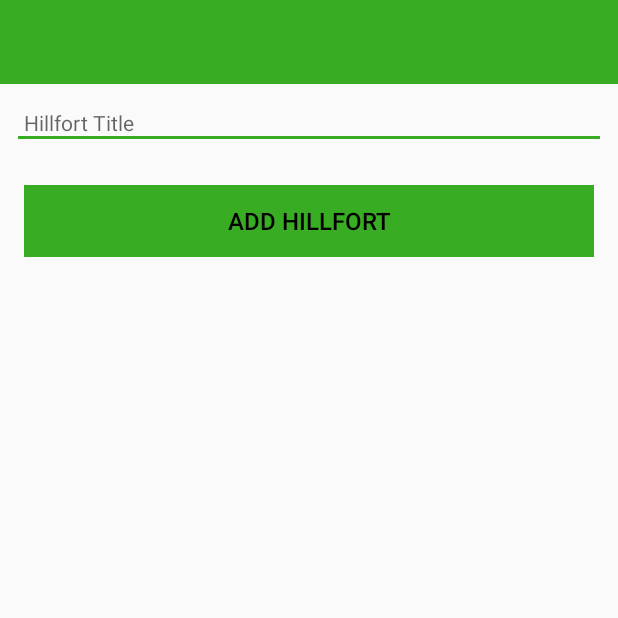
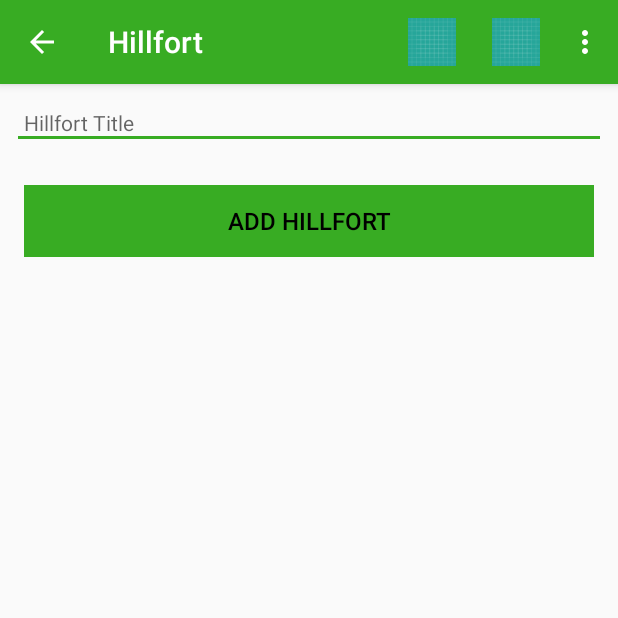
Before and after one commit to DavidCLarkin/Hillfort, an Android app: the screen it shows after launch (HillfortActivity), on a phone screen of 412 x 824 dp, the top half of it. Run offline under Robolectric (Android 15) with nearby library versions, the phone set to English and light mode, and no system bars; libraries missing offline, so code that uses them is left out: org.jetbrains.anko; 1 statement that could not run was skipped.

Commit message:
Added a Toolbar

```diff
--- a/app/src/main/java/org/wit/hillfort/HillfortActivity.kt
+++ b/app/src/main/java/org/wit/hillfort/HillfortActivity.kt
@@ -2,8 +2,12 @@ package org.wit.hillfort
 
 import android.support.v7.app.AppCompatActivity
 import android.os.Bundle
+import android.view.Menu
+import android.view.MenuItem
+import android.widget.Toast
 import org.jetbrains.anko.AnkoLogger
 import org.jetbrains.anko.info
+
 
 class HillfortActivity : AppCompatActivity(), AnkoLogger
 {
@@ -11,6 +15,36 @@ class HillfortActivity : AppCompatActivity(), AnkoLogger
     {
         super.onCreate(savedInstanceState)
         setContentView(R.layout.activity_hillfort)
+        setSupportActionBar(findViewById(R.id.mainToolbar))
+        supportActionBar?.setDisplayHomeAsUpEnabled(true)
         info("Working")
     }
+
+    override fun onCreateOptionsMenu(menu: Menu?): Boolean
+    {
+        menuInflater.inflate(R.menu.toolbar_menu, menu)
+        return true
+    }
+
+    // actions on click menu items
+    override fun onOptionsItemSelected(item: MenuItem) = when (item.itemId) {
+        R.id.action_text ->
+        {
+            // User chose the "Print" item
+            Toast.makeText(this,"Print action",Toast.LENGTH_LONG).show()
+            true
+        }
+        android.R.id.home ->
+        {
+            Toast.makeText(this,"Home action",Toast.LENGTH_LONG).show()
+            true
+        }
+
+        else ->
+        {
+            // If we got here, the user's action was not recognized.
+            // Invoke the superclass to handle it.
+            super.onOptionsItemSelected(item)
+        }
+    }
 }
--- a/app/src/main/res/layout/activity_hillfort.xml
+++ b/app/src/main/res/layout/activity_hillfort.xml
@@ -6,6 +6,15 @@
     android:layout_width="match_parent"
     android:layout_height="match_parent"
     tools:context="org.wit.hillfort.HillfortActivity">
+
+    <android.support.v7.widget.Toolbar
+        android:id="@+id/mainToolbar"
+        android:layout_width="match_parent"
+        android:layout_height="?attr/actionBarSize"
+        android:background="?attr/colorAccent"
+        android:elevation="4dp"
+        android:theme="@style/ToolbarTheme"
+        app:popupTheme="@style/ThemeOverlay.AppCompat.Light"/>
 
     <RelativeLayout
         android:layout_width="match_parent"
--- /dev/null
+++ b/app/src/main/res/menu/toolbar_menu.xml
@@ -0,0 +1,41 @@
+<?xml version="1.0" encoding="utf-8"?>
+<menu
+    xmlns:android="http://schemas.android.com/apk/res/android"
+    xmlns:app="http://schemas.android.com/apk/res-auto">
+    <item
+        android:id="@+id/action_up"
+        android:title="Up"
+        app:showAsAction="ifRoom|withText"
+        android:icon="@drawable/ic_launcher_background"
+        />
+    <item
+        android:id="@+id/action_logout"
+        android:title="Log Out"
+        app:showAsAction="always|withText"
+        android:icon="@drawable/ic_launcher_background"
+        />
+    <item
+        android:id="@+id/action_add"
+        android:title="Add"
+        app:showAsAction="ifRoom"
+        android:icon="@drawable/ic_launcher_background"
+        />
+    <item
+        android:id="@+id/action_cancel"
+        android:title="Cancel"
+        app:showAsAction="ifRoom"
+        android:icon="@drawable/ic_launcher_background"
+        />
+    <item
+        android:id="@+id/action_delete"
+        android:title="Delete"
+        app:showAsAction="ifRoom"
+        android:icon="@drawable/ic_launcher_background"
+        />
+    <item
+        android:id="@+id/action_settings"
+        android:title="Settings"
+        app:showAsAction="ifRoom"
+        android:icon="@drawable/ic_launcher_background"
+        />
+</menu>
--- a/app/src/main/res/values/styles.xml
+++ b/app/src/main/res/values/styles.xml
@@ -8,4 +8,9 @@
         <item name="colorAccent">@color/colorAccent</item>
     </style>
 
+    <style name="ToolbarTheme" parent="ThemeOverlay.AppCompat.Dark.ActionBar">
+        <item name="android:textColorSecondary">@android:color/white</item>
+    </style>
+
+
 </resources>
```
